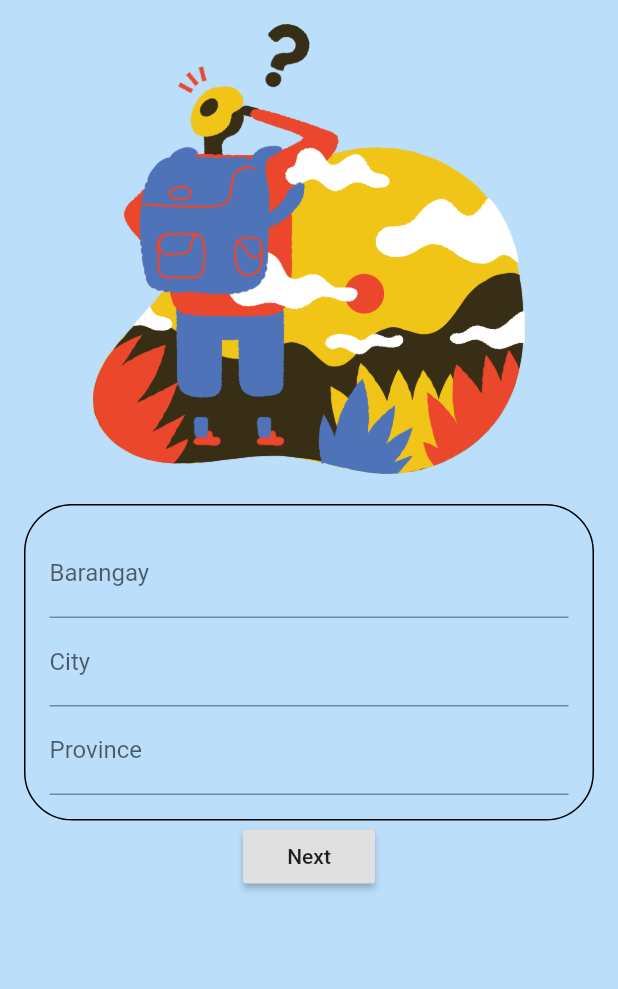
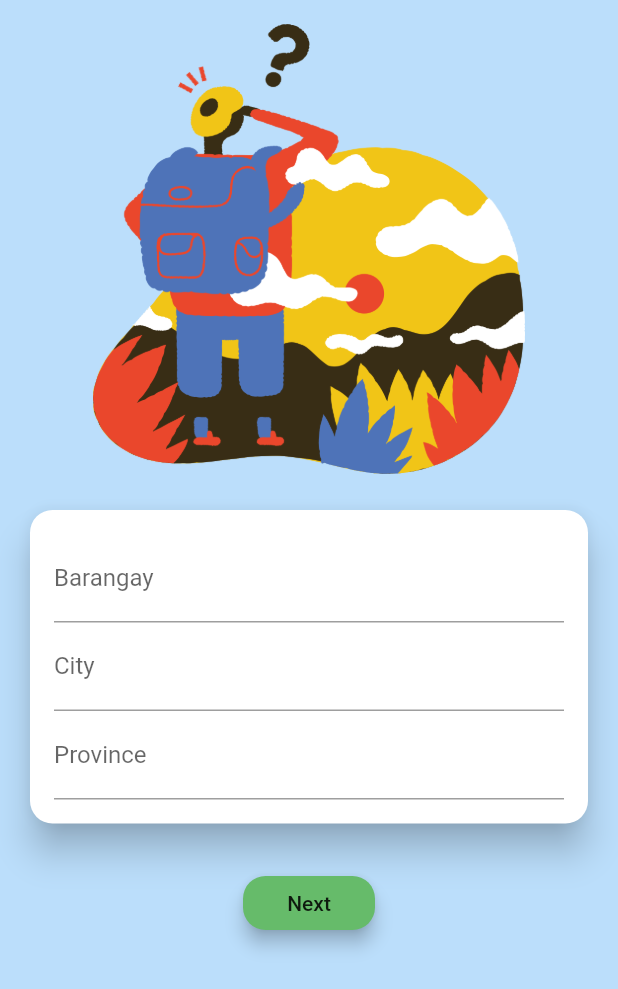
Before and after one commit to mrcprgt/simple_weather_app, a Flutter app: the screen it shows after launch, on a phone screen of 412 x 824 dp. Shown: the top 989 px of the screen. Run offline on Flutter 3.47's test engine with Material 2 defaults, Android fonts, the phone set to English and light mode, and no system bars; drawn by our look-alikes of flutter_form_builder; our stand-ins replace geolocator, google_maps_flutter, permission_handler, progress_dialog.

```diff
--- a/lib/home.dart
+++ b/lib/home.dart
@@ -15,8 +15,8 @@ class Home extends StatefulWidget {
 class _HomeState extends State<Home> {
   //Variables
   final GlobalKey<FormBuilderState> _fbKey = GlobalKey<FormBuilderState>();
-  final GlobalKey<ScaffoldState> _scaffoldKey = new GlobalKey<ScaffoldState>();
 
+  bool error = false;
   var geolocator = Geolocator();
   String address;
   var geocodeFromInput;
@@ -26,7 +26,6 @@ class _HomeState extends State<Home> {
     return showDialog<void>(
       useRootNavigator: true,
       context: context,
-      barrierDismissible: false, // user must tap button!
       builder: (BuildContext context) {
         return AlertDialog(
           title: Text('Woops!'),
@@ -46,6 +45,7 @@ class _HomeState extends State<Home> {
                 print(status);
                 if (status.isUndetermined) {
                   Permission.location.request();
+                  Navigator.of(context).pop();
                   await geolocator
                       .getCurrentPosition()
                       .then((value) => currentLocation =
@@ -54,6 +54,9 @@ class _HomeState extends State<Home> {
                           .pushNamed('/mapscreen', arguments: currentLocation));
                 }
                 if (status.isDenied) {
+                  setState(() {
+                    error = true;
+                  });
                   Navigator.of(context).pop();
                 }
                 if (status.isGranted) {
@@ -78,7 +81,6 @@ class _HomeState extends State<Home> {
 
     return SafeArea(
       child: Scaffold(
-        key: _scaffoldKey,
         backgroundColor: Colors.blue[100],
         body: Container(
             padding: EdgeInsets.all(16),
@@ -91,26 +93,41 @@ class _HomeState extends State<Home> {
                   mainAxisAlignment: MainAxisAlignment.start,
                   crossAxisAlignment: CrossAxisAlignment.center,
                   children: <Widget>[
+                    error
+                        ? GestureDetector(
+                            onTap: () async {
+                              await Permission.location
+                                  .request()
+                                  .whenComplete(() => setState(() {
+                                        error = false;
+                                      }));
+                            },
+                            child: Card(
+                                margin: EdgeInsets.all(4),
+                                color: Colors.red[300],
+                                child: Text(
+                                    "Location services is required for this app. Tap here to enable.",
+                                    style: TextStyle(
+                                        fontSize: 24, color: Colors.black))),
+                          )
+                        : Container(),
                     Image.asset('assets/bermuda-searching.png',
                         width: MediaQuery.of(context).size.width, height: 300),
                     SizedBox(height: 20),
-                    Container(
-                      padding: EdgeInsets.all(16),
-                      decoration: new BoxDecoration(
-                        color: Colors.transparent,
-                        borderRadius: BorderRadius.circular(32),
-                        border: Border.all(),
-
-                        //color: Colors.purple,
-                        // gradient: new LinearGradient(
-                        //   colors: [Colors.blue, Colors.red],
-                        // ),
+                    Card(
+                      shape: RoundedRectangleBorder(
+                        borderRadius: BorderRadius.circular(15.0),
                       ),
+                      margin: EdgeInsets.all(4),
+                      elevation: 10,
+                      child: Padding(
+                        padding: const EdgeInsets.all(16.0),
                         child: Column(
                           children: <Widget>[
                             FormBuilderTextField(
                               attribute: "brgy",
-                            decoration: InputDecoration(labelText: "Barangay"),
+                              decoration:
+                                  InputDecoration(labelText: "Barangay"),
                             ),
                             FormBuilderTextField(
                               attribute: "city",
@@ -118,13 +135,22 @@ class _HomeState extends State<Home> {
                             ),
                             FormBuilderTextField(
                               attribute: "prov",
-                            decoration: InputDecoration(labelText: "Province"),
+                              decoration:
+                                  InputDecoration(labelText: "Province"),
                             ),
                           ],
                         ),
                       ),
+                    ),
+                    Container(
+                      height: 25,
+                    ),
                     RaisedButton(
-                      elevation: 2,
+                      color: Colors.green[400],
+                      shape: RoundedRectangleBorder(
+                        borderRadius: BorderRadius.circular(15.0),
+                      ),
+                      elevation: 5,
                       child: Text("Next"),
                       onPressed: () async {
                         _fbKey.currentState.saveAndValidate();
```
Lines whose indentation alone changed are shown as unchanged.
